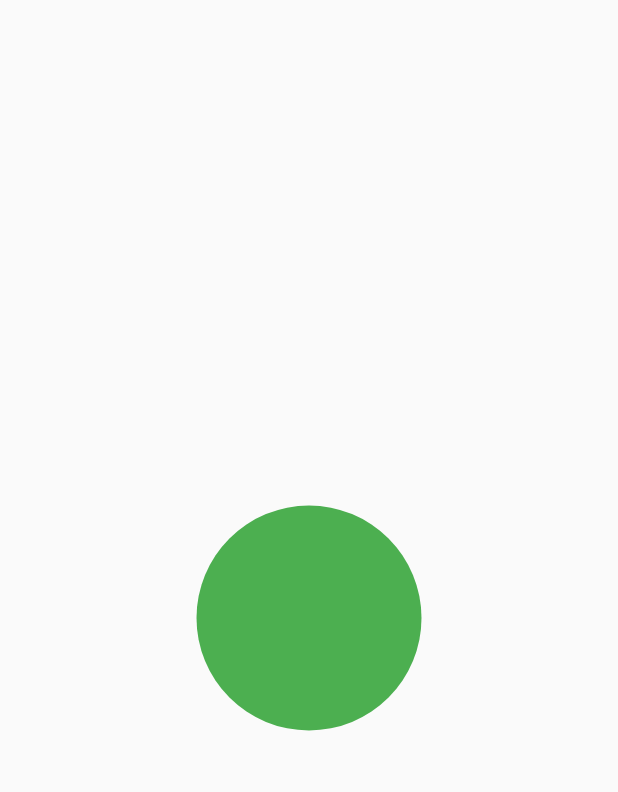
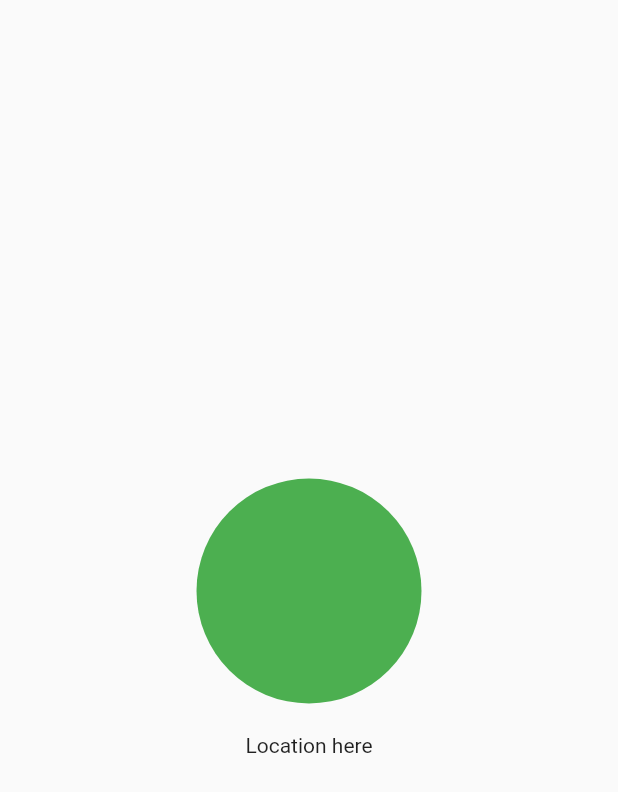
Before and after one commit to shegmatech/daily_attendance, a Flutter app: the markAttendance screen opened directly, on a phone screen of 412 x 824 dp. Shown: the top 792 px of the screen. Run offline on Flutter 3.47's test engine with Material 2 defaults, Android fonts, the light colour scheme and no system bars; our stand-ins replace cached_network_image, geolocator, hexcolor; network calls fail.

Commit message:
onTap implemented , TODO : getLocation

```diff
--- a/lib/screens/info_screen.dart
+++ b/lib/screens/info_screen.dart
@@ -1,6 +1,7 @@
 import 'package:daily_attendance/screens/signin_screen.dart';
 import 'package:flutter/material.dart';
 import 'package:cached_network_image/cached_network_image.dart';
+import 'package:geolocator/geolocator.dart';
 
 class InfoScreen extends StatelessWidget {
   const InfoScreen({Key? key}) : super(key: key);
--- a/lib/screens/mark_attendance.dart
+++ b/lib/screens/mark_attendance.dart
@@ -1,4 +1,6 @@
+import 'package:flutter/cupertino.dart';
 import 'package:flutter/material.dart';
+import 'package:geolocator/geolocator.dart';
 
 class markAttendance extends StatefulWidget {
   const markAttendance({Key? key}) : super(key: key);
@@ -8,25 +10,49 @@ class markAttendance extends StatefulWidget {
 }
 
 class _markAttendanceState extends State<markAttendance> {
+  bool _isAttendance = true;
 
-  bool isAttendance = true;
+  void getLocation() async {
+    Position position = await Geolocator.getCurrentPosition(
+        desiredAccuracy: LocationAccuracy.high);
+    print(position);
+  }
 
+//handle tap function
+  void _handleTap() {
+    setState(() {
+      _isAttendance = !_isAttendance;
+      print(_isAttendance);
+    });
+  }
+
+//handle tap end
   @override
   Widget build(BuildContext context) {
-    return Center(
-      child: GestureDetector(
-          onTap: (){
-            //TODO: show dialog box for attendance marked and change the signin buttin to signout with redBG
-            setState(() {
-              isAttendance = false;
-            });
-            print(isAttendance);
-          },
-          child: Container(
-              width: 150,
-              height: 150,
-              decoration: BoxDecoration(shape: BoxShape.circle, color: isAttendance? Colors.green : Colors.red)
-          ))
+    return Scaffold(
+      body: Column(
+        mainAxisAlignment: MainAxisAlignment.center,
+        children: [
+          Center(
+              child: GestureDetector(
+                  onTap: _handleTap,
+                  child: Container(
+                      width: 150,
+                      height: 150,
+                      decoration: BoxDecoration(
+                          shape: BoxShape.circle,
+                          color: _isAttendance
+                              ? Colors.green
+                              : Colors
+                                  .red) //color: isAttendance? Colors.green : Colors.red
+                      ))),
+          SizedBox(height: 20.0,),
+          GestureDetector(
+            onTap: getLocation,
+            child: Text("Location here"),
+          )
+        ],
+      ),
     );
   }
 }
--- a/pubspec.yaml
+++ b/pubspec.yaml
@@ -37,6 +37,7 @@ dependencies:
   cached_network_image: ^3.2.1
   hexcolor: any
   font_awesome_flutter: any
+  geolocator: ^9.0.2
 
 dev_dependencies:
   flutter_test:
```
Also changed, not shown: pubspec.lock, 2 other files.
